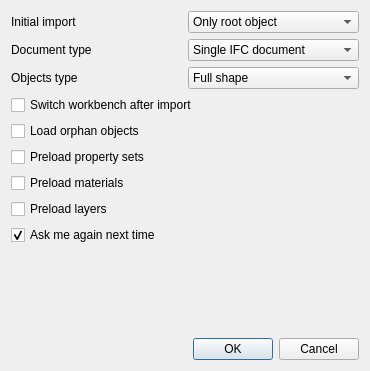
Qt form ui/dialogImport.ui (yorikvanhavre/FreeCAD-NativeIFC) before a commit.
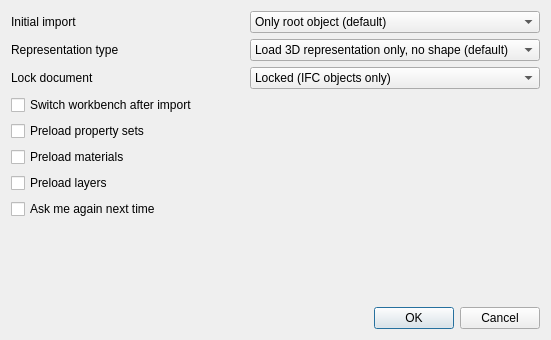
The same form after that commit.

Commit message: Better wording in import dialogs

Patch:
```diff
--- a/ui/dialogImport.ui
+++ b/ui/dialogImport.ui
@@ -6,8 +6,8 @@
    <rect>
     <x>0</x>
     <y>0</y>
-    <width>370</width>
-    <height>371</height>
+    <width>551</width>
+    <height>340</height>
    </rect>
   </property>
   <property name="windowTitle">
@@ -23,7 +23,7 @@
        </property>
        <item>
         <property name="text">
-         <string>Only root object</string>
+         <string>Only root object (default)</string>
         </property>
        </item>
        <item>
@@ -33,39 +33,7 @@
        </item>
        <item>
         <property name="text">
-         <string>All individual products</string>
-        </property>
-       </item>
-      </widget>
-     </item>
-     <item row="3" column="0">
-      <widget class="QLabel" name="label_2">
-       <property name="text">
-        <string>Objects type</string>
-       </property>
-      </widget>
-     </item>
-     <item row="3" column="1">
-      <widget class="QComboBox" name="comboShapeMode">
-       <property name="toolTip">
-        <string>The type of object created at import. Mesh is faster, but Shapes are more precise. You can convert between the two anytime by right-clicking the object tree</string>
-       </property>
-       <property name="currentIndex">
-        <number>0</number>
-       </property>
-       <item>
-        <property name="text">
-         <string>Full shape</string>
-        </property>
-       </item>
-       <item>
-        <property name="text">
-         <string>Coin representation only</string>
-        </property>
-       </item>
-       <item>
-        <property name="text">
-         <string>No 3D representation</string>
+         <string>All individual IFC objects</string>
         </property>
        </item>
       </widget>
@@ -77,26 +45,58 @@
        </property>
       </widget>
      </item>
-     <item row="2" column="0">
-      <widget class="QLabel" name="label_3">
-       <property name="text">
-        <string>Document type</string>
-       </property>
-      </widget>
-     </item>
-     <item row="2" column="1">
+     <item row="3" column="1">
       <widget class="QComboBox" name="comboSingleDoc">
        <property name="toolTip">
         <string>This defines how the IFC data is stored in the FreeCAD document. 'Single IFC document' means that the FreeCAD document is the IFC document, anything you create in it belongs to the IFC document too. 'Use IFCdocument object' means that an object will be created inside the FreeCAD document to represent the IFC document. You will be able to add non-IFC objects alongside.</string>
        </property>
        <item>
         <property name="text">
-         <string>Single IFC document</string>
+         <string>Locked (IFC objects only)</string>
         </property>
        </item>
        <item>
         <property name="text">
-         <string>Use IFC document object</string>
+         <string>Unlocked (non-IFC objects permitted)</string>
+        </property>
+       </item>
+      </widget>
+     </item>
+     <item row="3" column="0">
+      <widget class="QLabel" name="label_3">
+       <property name="text">
+        <string>Lock document</string>
+       </property>
+      </widget>
+     </item>
+     <item row="2" column="0">
+      <widget class="QLabel" name="label_2">
+       <property name="text">
+        <string>Representation type</string>
+       </property>
+      </widget>
+     </item>
+     <item row="2" column="1">
+      <widget class="QComboBox" name="comboShapeMode">
+       <property name="toolTip">
+        <string>The type of object created at import. Mesh is faster, but Shapes are more precise. You can convert between the two anytime by right-clicking the object tree</string>
+       </property>
+       <property name="currentIndex">
+        <number>1</number>
+       </property>
+       <item>
+        <property name="text">
+         <string>Load the shape (slower)</string>
+        </property>
+       </item>
+       <item>
+        <property name="text">
+         <string>Load 3D representation only, no shape (default)</string>
+        </property>
+       </item>
+       <item>
+        <property name="text">
+         <string>No 3D representation at all</string>
         </property>
        </item>
       </widget>
@@ -113,16 +113,6 @@
      </property>
     </widget>
    </item>
-   <item>
-    <widget class="QCheckBox" name="checkLoadOrphans">
-     <property name="toolTip">
-      <string>If this is marked, objects not belonging to any project will be loaded too and placed in a separate group</string>
-     </property>
-     <property name="text">
-      <string>Load orphan objects</string>
-     </property>
-    </widget>
-   </item>
    <item>
     <widget class="QCheckBox" name="checkLoadPsets">
      <property name="toolTip">
@@ -162,7 +152,7 @@
       <string>Ask me again next time</string>
      </property>
      <property name="checked">
-      <bool>true</bool>
+      <bool>false</bool>
      </property>
     </widget>
    </item>
```
Left out of the diff: 2 changed lines with no effect on the pictures. The commit also changes 2 other files.
